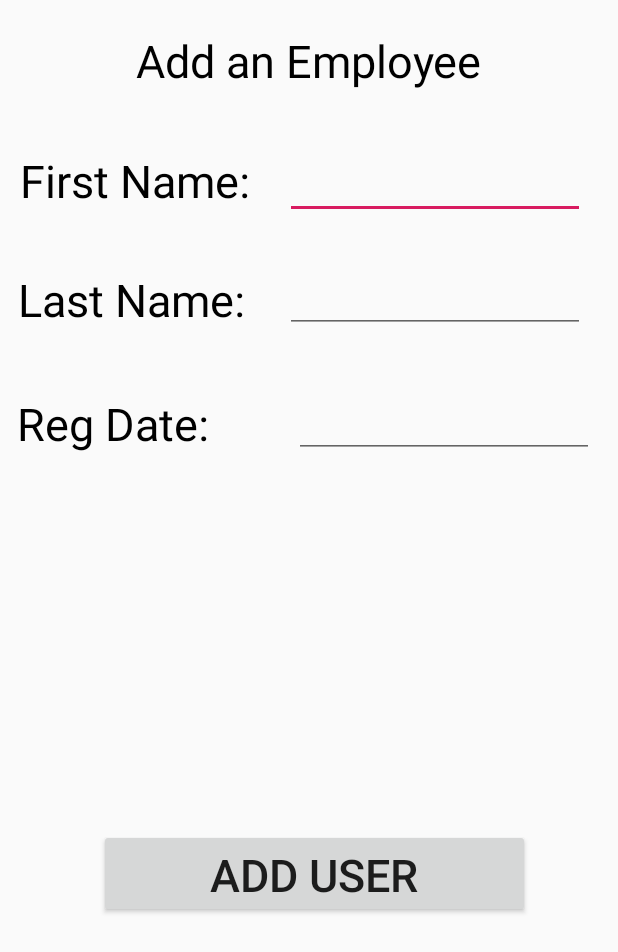
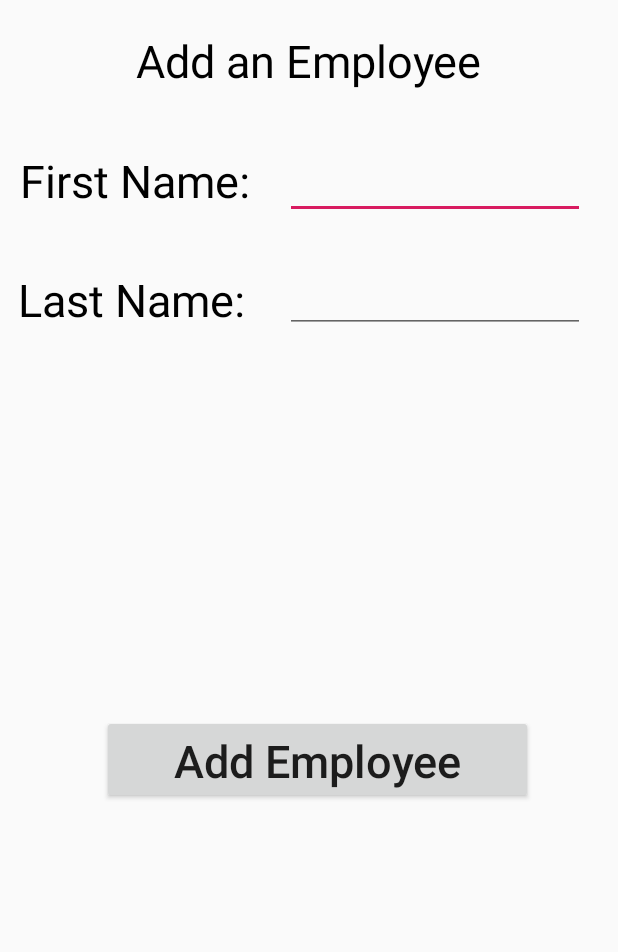
Before and after one commit to DaniyalAkbar/PawnBroker, an Android app: the layout add_employee.xml on its own in the app's theme, with its tools: preview values and no code run, on a phone screen of 412 x 824 dp. Shown: the top 952 px of the screen. Run offline under Robolectric (Android 15) with nearby library versions, the phone set to English and light mode, and no system bars.

Commit message:
Update Classes of UserMainMenu and AddUser

```diff
--- a/PawnBroker/app/src/main/java/com/example/www/CRUD/AnnouncementsCRUD.java
+++ b/PawnBroker/app/src/main/java/com/example/www/CRUD/AnnouncementsCRUD.java
@@ -28,7 +28,7 @@ public class AnnouncementsCRUD {
         d.executequery(sql);
     }
     public void update(announcements u){
-        String sql = "update announcements set announcements='"+u.getAnnouncement()+"',type='"+u.getType()+"',date='"+u.getDate()+"'";
+        String sql = "update announcements set announcements='"+u.getAnnouncement()+"',type='"+u.getType()+"',date='"+u.getDate()+"' where AID='"+u.getAID()+"' ";
         d.executequery(sql);
     }
     public void delete(int AID){
--- a/PawnBroker/app/src/main/java/com/example/www/CRUD/PaymentCRUD.java
+++ b/PawnBroker/app/src/main/java/com/example/www/CRUD/PaymentCRUD.java
@@ -21,7 +21,7 @@ public class PaymentCRUD {
         d.executequery(sql);
     }
     public void updatePayment(payment u){
-        String sql = "update payment set amount='"+u.getAmount()+"',type='"+u.getType()+"',pdate='"+u.getPdate()+"', TrID='"+u.getTrID()+"'   ";
+        String sql = "update payment set amount='"+u.getAmount()+"',type='"+u.getType()+"',pdate='"+u.getPdate()+"' TrID='"+u.getTrID()+"' where pid='"+u.getPid()+"'  ";
         d.executequery(sql);
     }
     public void deletePayment(int pid){
--- a/PawnBroker/app/src/main/java/com/example/www/CRUD/TestimonialCRUD.java
+++ b/PawnBroker/app/src/main/java/com/example/www/CRUD/TestimonialCRUD.java
@@ -20,7 +20,7 @@ public class TestimonialCRUD {
         d.executequery(sql);
     }
     public void updateTestimonial(testimonial u){
-        String sql = "update testimonial set testimonial='"+u.getTestimonial()+"',UID='"+u.getUid()+"',adate='"+u.getAdate()+"' ";
+        String sql = "update testimonial set testimonial='"+u.getTestimonial()+"',UID='"+u.getUid()+"',adate='"+u.getAdate()+"' where TID='"+u.getTid()+"' ";
         d.executequery(sql);
     }
     public void deleteTestimonial(int TID){
--- a/PawnBroker/app/src/main/java/com/example/www/CRUD/TransactionCRUD.java
+++ b/PawnBroker/app/src/main/java/com/example/www/CRUD/TransactionCRUD.java
@@ -20,7 +20,7 @@ public class TransactionCRUD {
         d.executequery(sql);
     }
     public void updateTransaction(transaction u){
-        String sql = "update transaction set amount='"+u.getAmount()+"',type='"+u.getType()+"', tdate='"+u.getTdate()+"' ";
+        String sql = "update transaction set amount='"+u.getAmount()+"',type='"+u.getType()+"', tdate='"+u.getTdate()+"' where TrID='"+u.getTrID()+"' ";
         d.executequery(sql);
     }
     public void deleteTransaction(int TrID){
--- a/PawnBroker/app/src/main/java/com/example/www/CRUD/VisitationCRUD.java
+++ b/PawnBroker/app/src/main/java/com/example/www/CRUD/VisitationCRUD.java
@@ -20,7 +20,7 @@ public class VisitationCRUD {
         d.executequery(sql);
     }
     public void updateVisitation(visitation u){
-        String sql = "update visitation set visitation='"+u.getVisitation()+"',empid='"+u.getEmpid()+"', vdate='"+u.getVdate()+"' ";
+        String sql = "update visitation set visitation='"+u.getVisitation()+"',empid='"+u.getEmpid()+"', vdate='"+u.getVdate()+"' where vid='"+u.getVid()+"' ";
         d.executequery(sql);
     }
     public void deleteVisitation(int vid){
--- a/PawnBroker/app/src/main/res/layout/add_employee.xml
+++ b/PawnBroker/app/src/main/res/layout/add_employee.xml
@@ -41,19 +41,6 @@
         android:layout_marginRight="22dp"
         android:width="200dp" />
 
-    <EditText
-        android:id="@+id/txtRegDate"
-        android:layout_width="wrap_content"
-        android:layout_height="wrap_content"
-        android:layout_below="@+id/txttitle"
-        android:layout_alignParentEnd="true"
-        android:layout_alignParentRight="true"
-        android:layout_centerHorizontal="true"
-        android:layout_marginTop="199dp"
-        android:layout_marginEnd="16dp"
-        android:layout_marginRight="16dp"
-        android:width="200dp" />
-
     <TextView
         android:id="@+id/textView3"
         android:layout_width="166dp"
@@ -82,31 +69,18 @@
         android:textColor="@android:color/black"
         android:textSize="30dp" />
 
-    <TextView
-        android:id="@+id/textView5"
-        android:layout_width="166dp"
-        android:layout_height="42dp"
-        android:layout_alignParentStart="true"
-        android:layout_alignParentLeft="true"
-        android:layout_alignParentTop="true"
-        android:layout_marginStart="11dp"
-        android:layout_marginLeft="11dp"
-        android:layout_marginTop="262dp"
-        android:text="Reg Date:"
-        android:textColor="@android:color/black"
-        android:textSize="30dp" />
-
     <Button
-        android:id="@+id/txtUserSubmitBtn"
+        android:id="@+id/txtEmployeeSubmitBtn"
         android:layout_width="287dp"
         android:layout_height="59dp"
         android:layout_alignParentStart="true"
         android:layout_alignParentLeft="true"
         android:layout_alignParentBottom="true"
-        android:layout_marginStart="66dp"
-        android:layout_marginLeft="66dp"
-        android:layout_marginBottom="212dp"
-        android:textSize="30dp"
-        android:text="ADD USER" />
+        android:layout_marginStart="68dp"
+        android:layout_marginLeft="68dp"
+        android:layout_marginBottom="288dp"
+        android:text="Add Employee"
+        android:textAllCaps="false"
+        android:textSize="30dp" />
 
 </RelativeLayout>
--- a/PawnBroker/app/src/main/res/layout/add_user.xml
+++ b/PawnBroker/app/src/main/res/layout/add_user.xml
@@ -107,6 +107,7 @@
         android:layout_marginLeft="66dp"
         android:layout_marginBottom="212dp"
         android:textSize="30dp"
-        android:text="ADD USER" />
+        android:textAllCaps="true"
+        android:text="Add User" />
 
 </RelativeLayout>
--- a/PawnBroker/app/src/main/res/layout/mainmenu_user.xml
+++ b/PawnBroker/app/src/main/res/layout/mainmenu_user.xml
@@ -80,7 +80,7 @@
         android:layout_marginLeft="112dp"
         android:layout_marginTop="33dp"
         android:textColor="@android:color/black"
-        android:text="Users"
+        android:text="Users Menu"
         android:textAlignment="center"
         android:textSize="25dp" />
 </RelativeLayout>
```
Also changed, not shown: PawnBroker/app/src/main/java/com/example/www/CRUD/EmployeeCRUD.java (added, +67 -0 lines), PawnBroker/app/src/main/java/com/example/www/CRUD/usercrud.java (+4 -4 lines), PawnBroker/app/src/main/java/com/example/www/pawnbroker/AddUser.java (added, +50 -0 lines), PawnBroker/app/src/main/java/com/example/www/pawnbroker/UserMainMenu.java (+29 -1 lines), PawnBroker/app/src/main/res/layout/mainmenu_employee.xml (+16 -14 lines), PawnBroker/app/src/main/res/layout/mainmenu_payment.xml (+15 -15 lines), PawnBroker/app/src/main/res/layout/mainmenu_testimonial.xml (+15 -15 lines), PawnBroker/app/src/main/res/layout/mainmenu_transaction.xml (+15 -15 lines), PawnBroker/app/src/main/res/layout/mainmenu_visitation.xml (+15 -15 lines).
